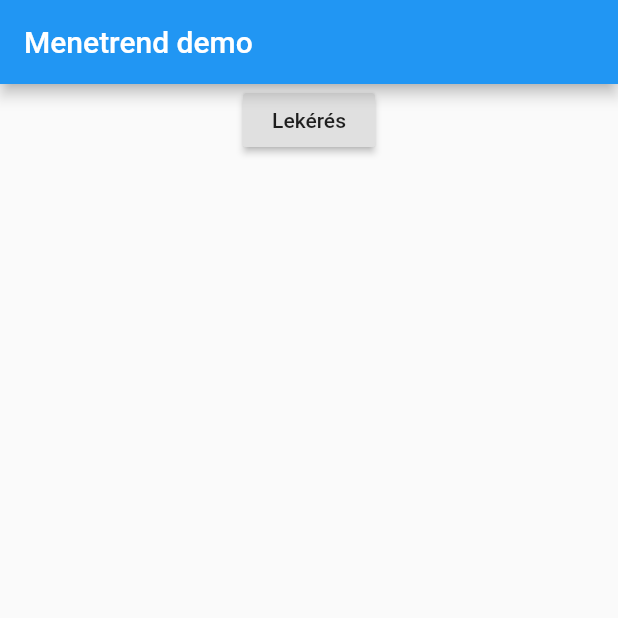
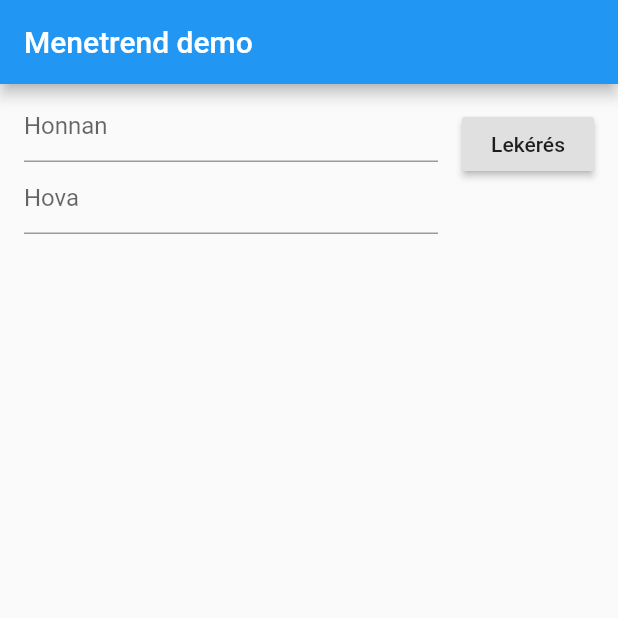
Before and after one commit to stsmurfy/menetrend, a Flutter app: the screen it shows after launch, after a tap on "Lekérés", on a phone screen of 412 x 824 dp, the top half of it. Run offline on Flutter 3.47's test engine with Material 2 defaults, Android fonts, the phone set to English and light mode, and no system bars; network calls fail.

Commit message:
TextField-ből érkező adatokkal történő lekérdezés.

```diff
--- a/lib/main.dart
+++ b/lib/main.dart
@@ -31,10 +31,18 @@ class MainPage extends StatefulWidget {
 class _MainPageState extends State<MainPage> {
   List<TravelRoute> _result;
   bool _loading = false;
+  final _from = TextEditingController();
+  final _to = TextEditingController();
 
   @override
   void initState() {
     super.initState();
+  }
+
+  void dispose() {
+    _from.dispose();
+    _to.dispose();
+    super.dispose();
   }
 
   _refresh() async {
@@ -44,7 +52,7 @@ class _MainPageState extends State<MainPage> {
     });
 
     _result = await Api.getRoutes(
-        "Debrecen", "Budapest", DateTime.utc(2020, 11, 11), TravelType.train);
+        _from.text, _to.text, DateTime.utc(2020, 11, 11), TravelType.train);
 
     setState(() {
       _loading = false;
@@ -62,10 +70,15 @@ class _MainPageState extends State<MainPage> {
           child: Column(
             mainAxisAlignment: MainAxisAlignment.center,
             children: <Widget>[
-              RaisedButton(
-                  child: Text('Lekérés'),
-                  onPressed: _refresh
-              ),
+              ListTile(
+                  title: TextField(
+                      decoration: InputDecoration(hintText: "Honnan"),
+                      controller: _from),
+                  subtitle: TextField(
+                      decoration: InputDecoration(hintText: "Hova"),
+                      controller: _to),
+                  trailing: RaisedButton(
+                      child: Text('Lekérés'), onPressed: _refresh)),
               (_result != null
                   ? Table(
                       children: _result
```
